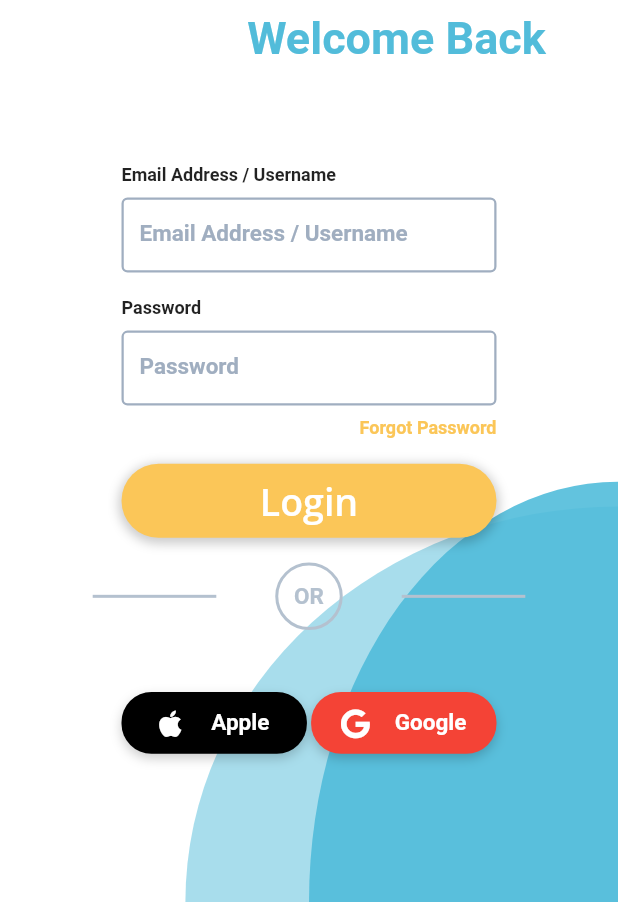
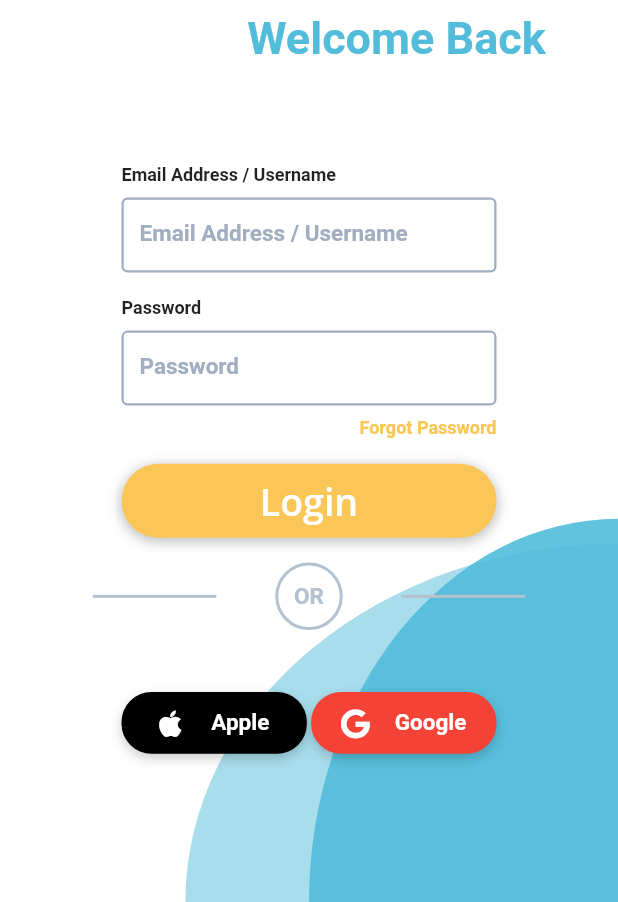
Before and after one commit to petcodeapp/interface-mobile, a Flutter app: the screen it shows after launch, after a tap on "Login", on a phone screen of 412 x 824 dp, the part 334-1236 px from its top. Run offline on Flutter 3.47's test engine with Material 2 defaults, Android fonts, the phone set to English and light mode, and no system bars; our stand-ins replace cached_network_image, carousel_slider, cloud_firestore, dio, dots_indicator, email_validator and 17 more; missing offline and left inert: slimy_card; accounts and stored records are empty; statements that could not run were skipped.

Commit message:
update height for bottom right circles

```diff
--- a/lib/widgets/painters/bottom_right_circles_painter.dart
+++ b/lib/widgets/painters/bottom_right_circles_painter.dart
@@ -10,12 +10,12 @@ class BottomRightCirclesPainter extends CustomPainter {
     Rect darkBlueCircleRect = Rect.fromCenter(
         center: Offset(size.width, size.height),
         width: size.width * 0.5 * 2,
-        height: size.height * 0.34 * 2);
+        height: size.height * 0.31 * 2);
 
     Rect lightBlueCircleRect = Rect.fromCenter(
         center: Offset(size.width, size.height),
         width: size.width * 0.7 * 2,
-        height: size.height * 0.32 * 2);
+        height: size.height * 0.29 * 2);
 
     canvas.drawArc(darkBlueCircleRect, pi, pi / 2, true, darkBlue);
     canvas.drawArc(lightBlueCircleRect, pi, pi / 2, true, lightBlue);
```
Also changed, not shown: 1 other file.
